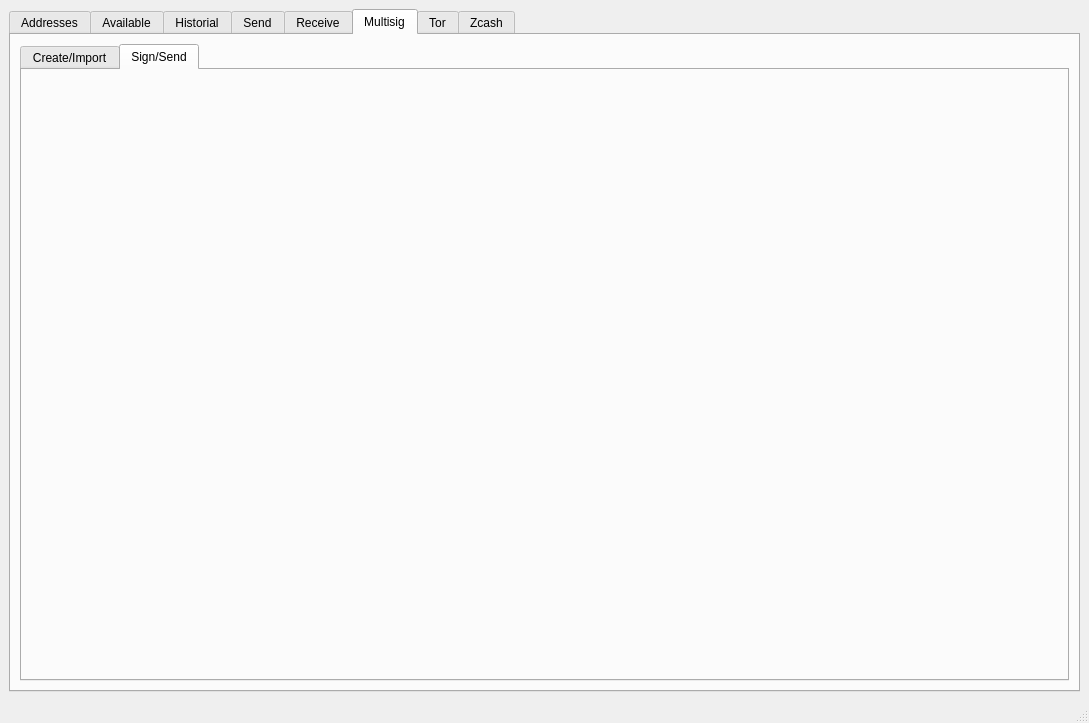
Before: the Qt Designer form pyzcto.ui in miguelmarco/pyzcto, drawn with Qt 5.
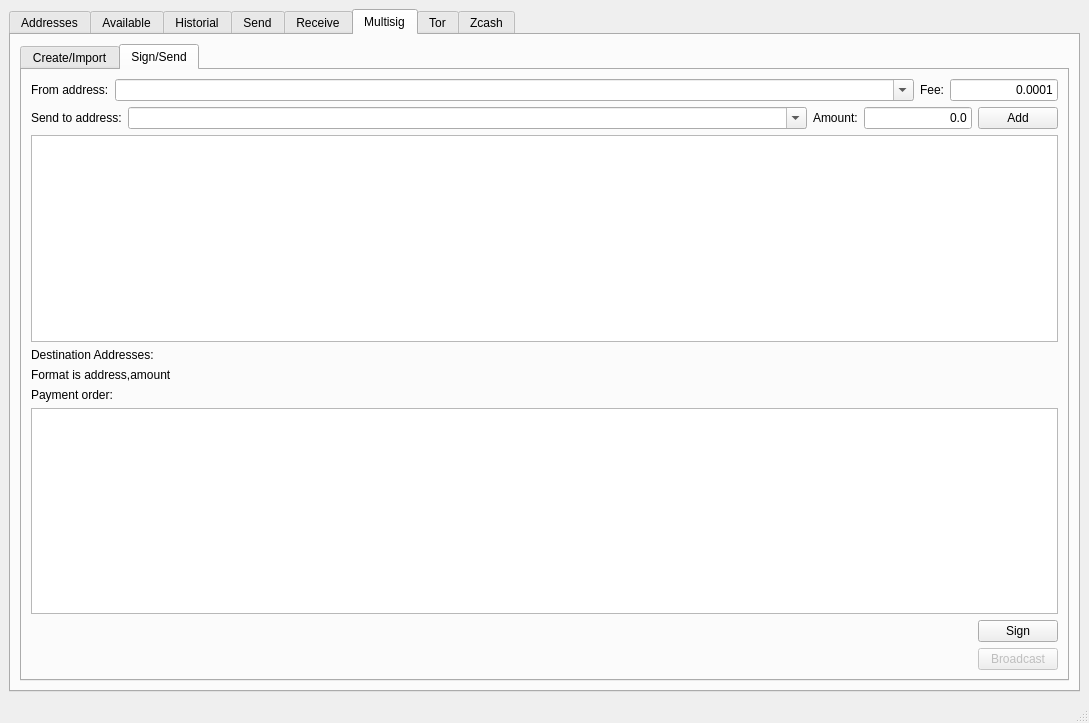
After: the same form once the commit is applied. The open tabs and pages were chosen to show the change.

Commit message: Added full multisig support

Diff of the .ui file:
```diff
--- a/pyzcto.ui
+++ b/pyzcto.ui
@@ -826,6 +826,183 @@
            <attribute name="title">
             <string>Sign/Send</string>
            </attribute>
+           <layout class="QVBoxLayout" name="verticalLayout_24">
+            <item>
+             <layout class="QHBoxLayout" name="horizontalLayout_18">
+              <item>
+               <widget class="QLabel" name="label_26">
+                <property name="text">
+                 <string>From address:</string>
+                </property>
+               </widget>
+              </item>
+              <item>
+               <widget class="QComboBox" name="comboBox_from_addr_ms">
+                <property name="sizePolicy">
+                 <sizepolicy hsizetype="Preferred" vsizetype="Fixed">
+                  <horstretch>1</horstretch>
+                  <verstretch>0</verstretch>
+                 </sizepolicy>
+                </property>
+                <property name="editable">
+                 <bool>true</bool>
+                </property>
+               </widget>
+              </item>
+              <item>
+               <widget class="QLabel" name="label_29">
+                <property name="text">
+                 <string>Fee:</string>
+                </property>
+               </widget>
+              </item>
+              <item>
+               <widget class="QLineEdit" name="lineEdit_ms_fee">
+                <property name="text">
+                 <string>0.0001</string>
+                </property>
+                <property name="alignment">
+                 <set>Qt::AlignRight|Qt::AlignTrailing|Qt::AlignVCenter</set>
+                </property>
+               </widget>
+              </item>
+             </layout>
+            </item>
+            <item>
+             <layout class="QHBoxLayout" name="horizontalLayout_19">
+              <item>
+               <widget class="QLabel" name="label_31">
+                <property name="text">
+                 <string>Send to address:</string>
+                </property>
+               </widget>
+              </item>
+              <item>
+               <widget class="QComboBox" name="comboBox__send_ms_addr">
+                <property name="sizePolicy">
+                 <sizepolicy hsizetype="Preferred" vsizetype="Fixed">
+                  <horstretch>1</horstretch>
+                  <verstretch>0</verstretch>
+                 </sizepolicy>
+                </property>
+                <property name="editable">
+                 <bool>true</bool>
+                </property>
+               </widget>
+              </item>
+              <item>
+               <widget class="QLabel" name="label_32">
+                <property name="text">
+                 <string>Amount:</string>
+                </property>
+               </widget>
+              </item>
+              <item>
+               <widget class="QLineEdit" name="lineEdit_send_ms_amount">
+                <property name="text">
+                 <string>0.0</string>
+                </property>
+                <property name="alignment">
+                 <set>Qt::AlignRight|Qt::AlignTrailing|Qt::AlignVCenter</set>
+                </property>
+               </widget>
+              </item>
+              <item>
+               <widget class="QPushButton" name="pushButton_add_multisig_addr">
+                <property name="text">
+                 <string>Add</string>
+                </property>
+               </widget>
+              </item>
+             </layout>
+            </item>
+            <item>
+             <widget class="QPlainTextEdit" name="plainTextEdit_to_address_ms">
+              <property name="enabled">
+               <bool>true</bool>
+              </property>
+             </widget>
+            </item>
+            <item>
+             <layout class="QVBoxLayout" name="verticalLayout_23">
+              <item>
+               <widget class="QLabel" name="label_27">
+                <property name="text">
+                 <string>Destination Addresses:</string>
+                </property>
+               </widget>
+              </item>
+              <item>
+               <widget class="QLabel" name="label_30">
+                <property name="text">
+                 <string>Format is address,amount</string>
+                </property>
+               </widget>
+              </item>
+             </layout>
+            </item>
+            <item>
+             <widget class="QLabel" name="label_28">
+              <property name="text">
+               <string>Payment order:</string>
+              </property>
+             </widget>
+            </item>
+            <item>
+             <widget class="QPlainTextEdit" name="plainTextEdit_raw_ms_tx"/>
+            </item>
+            <item>
+             <layout class="QHBoxLayout" name="horizontalLayout_20">
+              <item>
+               <spacer name="horizontalSpacer_9">
+                <property name="orientation">
+                 <enum>Qt::Horizontal</enum>
+                </property>
+                <property name="sizeHint" stdset="0">
+                 <size>
+                  <width>40</width>
+                  <height>20</height>
+                 </size>
+                </property>
+               </spacer>
+              </item>
+              <item>
+               <widget class="QPushButton" name="pushButton_ms_sign">
+                <property name="text">
+                 <string>Sign</string>
+                </property>
+               </widget>
+              </item>
+             </layout>
+            </item>
+            <item>
+             <layout class="QHBoxLayout" name="horizontalLayout_21">
+              <item>
+               <spacer name="horizontalSpacer_10">
+                <property name="orientation">
+                 <enum>Qt::Horizontal</enum>
+                </property>
+                <property name="sizeHint" stdset="0">
+                 <size>
+                  <width>40</width>
+                  <height>20</height>
+                 </size>
+                </property>
+               </spacer>
+              </item>
+              <item>
+               <widget class="QPushButton" name="pushButton_ms_broadcast">
+                <property name="enabled">
+                 <bool>false</bool>
+                </property>
+                <property name="text">
+                 <string>Broadcast</string>
+                </property>
+               </widget>
+              </item>
+             </layout>
+            </item>
+           </layout>
           </widget>
          </widget>
         </item>
```
Left out of the diff: 6 changed lines with no effect on the pictures. The commit also changes 1 other file.
